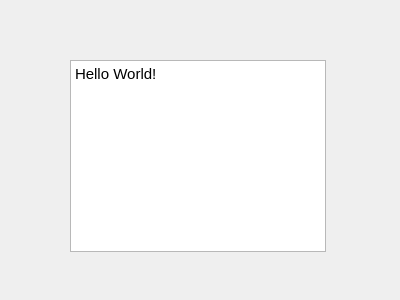
Above: mainwidget.ui from timchenggu123/SyosetsuReader before the change. Below: the same form after it.
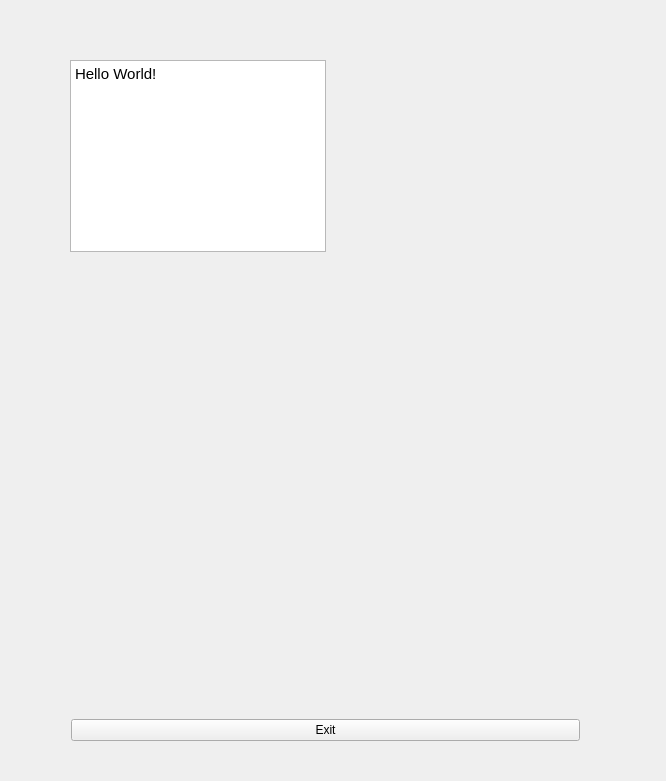
That is the form after the change.

Commit message: add exit button

```diff
--- a/mainwidget.ui
+++ b/mainwidget.ui
@@ -6,8 +6,8 @@
    <rect>
     <x>0</x>
     <y>0</y>
-    <width>400</width>
-    <height>300</height>
+    <width>666</width>
+    <height>781</height>
    </rect>
   </property>
   <property name="windowTitle">
@@ -30,6 +30,31 @@
 &lt;p style=&quot; margin-top:0px; margin-bottom:0px; margin-left:0px; margin-right:0px; -qt-block-indent:0; text-indent:0px;&quot;&gt;Hello World!&lt;/p&gt;&lt;/body&gt;&lt;/html&gt;</string>
    </property>
   </widget>
+  <widget class="QWidget" name="horizontalLayoutWidget">
+   <property name="geometry">
+    <rect>
+     <x>60</x>
+     <y>690</y>
+     <width>531</width>
+     <height>80</height>
+    </rect>
+   </property>
+   <layout class="QHBoxLayout" name="horizontalLayout">
+    <item>
+     <widget class="QPushButton" name="ExitButton">
+      <property name="sizePolicy">
+       <sizepolicy hsizetype="Minimum" vsizetype="Maximum">
+        <horstretch>0</horstretch>
+        <verstretch>0</verstretch>
+       </sizepolicy>
+      </property>
+      <property name="text">
+       <string>Exit</string>
+      </property>
+     </widget>
+    </item>
+   </layout>
+  </widget>
  </widget>
  <layoutdefault spacing="6" margin="11"/>
  <resources/>
```
The commit also changes 5 other files.
